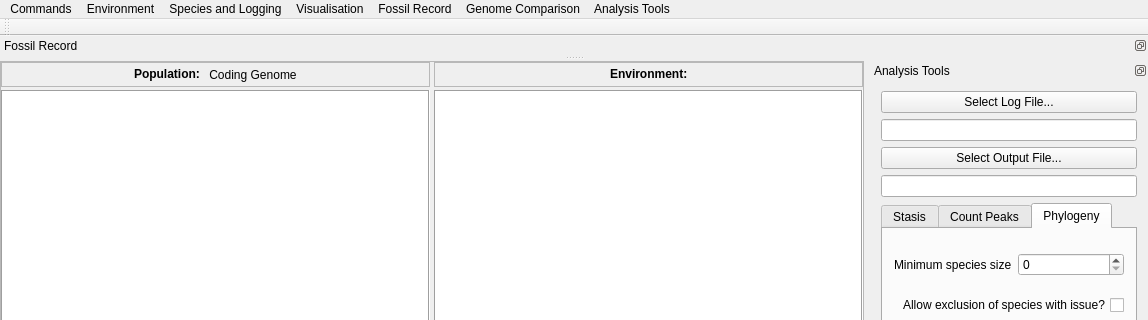
Above: mainwindow.ui from marksutton/EvoSim before the change; both pictures show x 0 to 1148 and y 0 to 320 of the 1148 by 791 pixel window. Below: the same form after it.
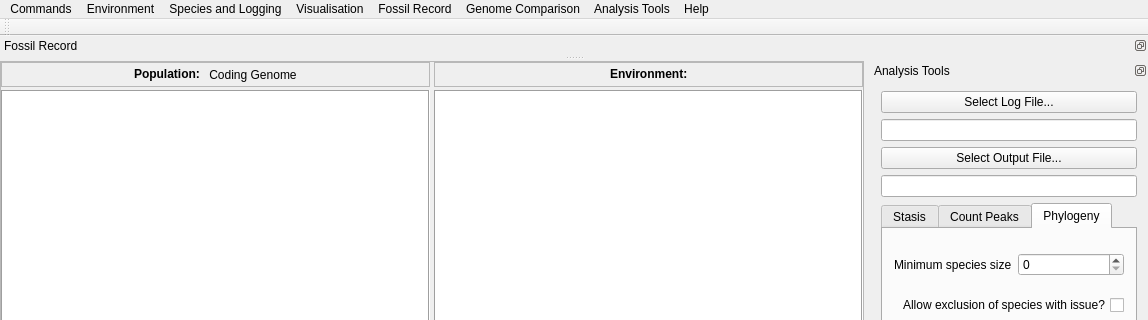
That is the form after the change.

Commit message: Added Help menu and icon to the About UI

Patch:
```diff
--- a/mainwindow.ui
+++ b/mainwindow.ui
@@ -916,6 +916,12 @@
     <addaction name="separator"/>
     <addaction name="menuPhylogeny_Data_Tools"/>
    </widget>
+   <widget class="QMenu" name="menuHelp">
+    <property name="title">
+     <string>Help</string>
+    </property>
+    <addaction name="actionAbout"/>
+   </widget>
    <addaction name="menuCommands"/>
    <addaction name="menuEnvironment"/>
    <addaction name="menuSpecies"/>
@@ -923,6 +929,7 @@
    <addaction name="menuFossil_Record"/>
    <addaction name="menuDocks"/>
    <addaction name="menuAnalysis_Tools"/>
+   <addaction name="menuHelp"/>
   </widget>
   <action name="actionReset">
    <property name="text">
```
Left out of the diff: 5 changed lines with no effect on the pictures. The commit also changes 3 other files.
